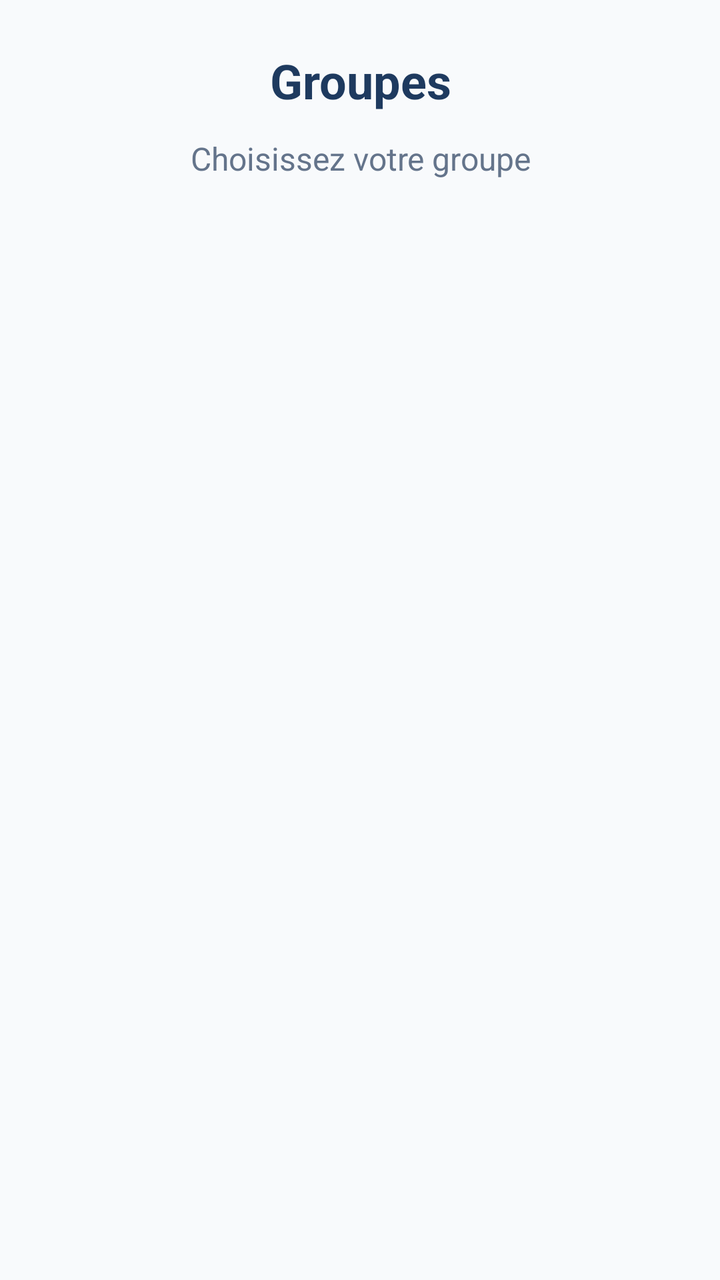
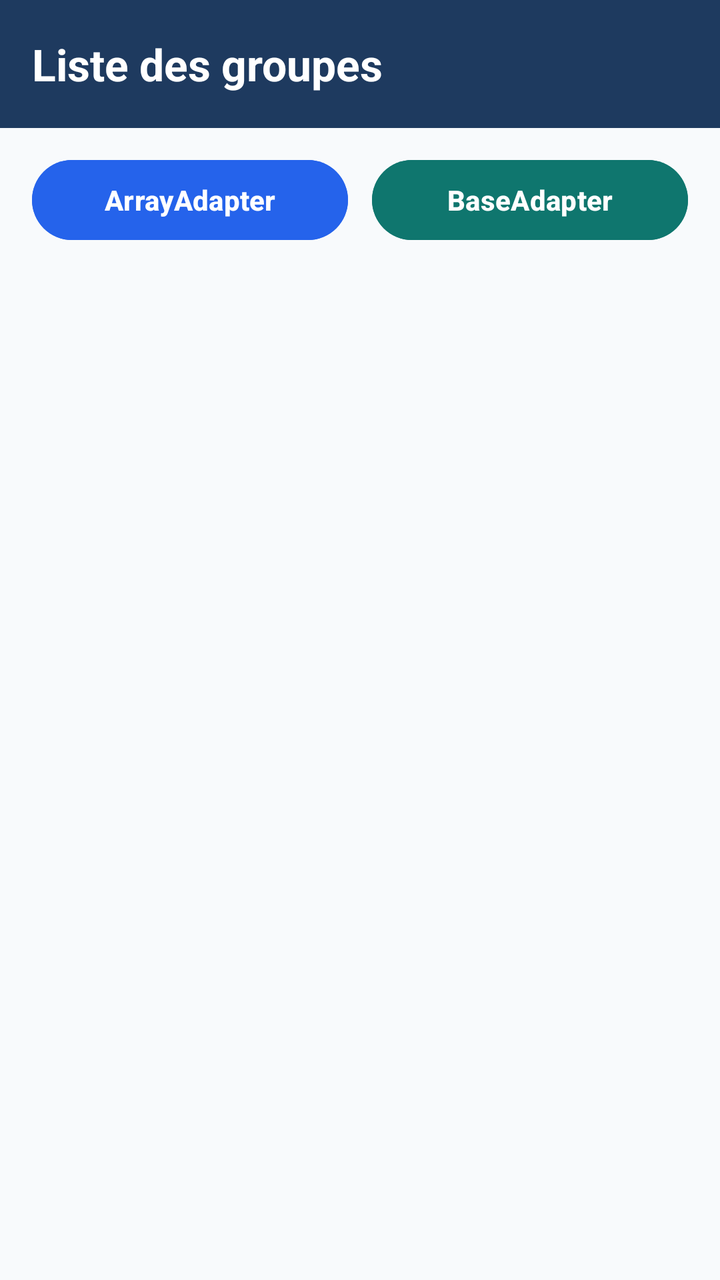

Screens rendered from an Android XML layout before and after an edit, with the pre-edit source and the edit as a unified diff.
<!-- AndroidManifest.xml: application theme Theme.PresenceManager -->
<!-- res/layout/activity_groupes.xml -->
<?xml version="1.0" encoding="utf-8"?>
<LinearLayout xmlns:android="http://schemas.android.com/apk/res/android"
    android:layout_width="match_parent"
    android:layout_height="match_parent"
    android:orientation="vertical"
    android:padding="24dp"
    android:background="#F8FAFC">

    <TextView
        android:layout_width="match_parent"
        android:layout_height="wrap_content"
        android:text="Groupes"
        android:gravity="center"
        android:textColor="#1E3A5F"
        android:textSize="24sp"
        android:textStyle="bold" />

    <TextView
        android:layout_width="match_parent"
        android:layout_height="wrap_content"
        android:layout_marginTop="12dp"
        android:text="Choisissez votre groupe"
        android:gravity="center"
        android:textColor="#64748B"
        android:textSize="16sp" />

    <ListView
        android:id="@+id/list"
        android:layout_width="match_parent"
        android:layout_height="0dp"
        android:layout_weight="1"
        android:layout_marginTop="20dp"
        android:divider="#CBD5E1"
        android:dividerHeight="1dp" />

</LinearLayout>
<!-- resources referenced by this layout -->
<resources>
  <style name="Theme.PresenceManager" parent="Base.Theme.PresenceManager" />
  <style name="Base.Theme.PresenceManager" parent="Theme.Material3.DayNight.NoActionBar">
          
          
      </style>
</resources>

<!-- the commit's change to res/layout/activity_groupes.xml (unified diff, before → after) -->
@@ -3,34 +3,63 @@
     android:layout_width="match_parent"
     android:layout_height="match_parent"
     android:orientation="vertical"
-    android:padding="24dp"
     android:background="#F8FAFC">
 
+    
     <TextView
         android:layout_width="match_parent"
-        android:layout_height="wrap_content"
-        android:text="Groupes"
-        android:gravity="center"
-        android:textColor="#1E3A5F"
-        android:textSize="24sp"
+        android:layout_height="64dp"
+        android:background="#1E3A5F"
+        android:gravity="center_vertical"
+        android:paddingStart="16dp"
+        android:text="Liste des groupes"
+        android:textColor="#FFFFFF"
+        android:textSize="22sp"
         android:textStyle="bold" />
 
-    <TextView
+    
+    <LinearLayout
+        android:id="@+id/layoutChoixAdapter"
         android:layout_width="match_parent"
         android:layout_height="wrap_content"
-        android:layout_marginTop="12dp"
-        android:text="Choisissez votre groupe"
-        android:gravity="center"
-        android:textColor="#64748B"
-        android:textSize="16sp" />
+        android:orientation="horizontal"
+        android:paddingStart="16dp"
+        android:paddingEnd="16dp"
+        android:paddingTop="12dp"
+        android:paddingBottom="12dp">
 
+        <Button
+            android:id="@+id/btnArrayAdapter"
+            android:layout_width="0dp"
+            android:layout_height="48dp"
+            android:layout_weight="1"
+            android:layout_marginEnd="6dp"
+            android:text="ArrayAdapter"
+            android:textAllCaps="false"
+            android:textStyle="bold"
+            android:textColor="#FFFFFF"
+            android:backgroundTint="#2563EB" />
+
+        <Button
+            android:id="@+id/btnBaseAdapter"
+            android:layout_width="0dp"
+            android:layout_height="48dp"
+            android:layout_weight="1"
+            android:layout_marginStart="6dp"
+            android:text="BaseAdapter"
+            android:textAllCaps="false"
+            android:textStyle="bold"
+            android:textColor="#FFFFFF"
+            android:backgroundTint="#0F766E" />
+    </LinearLayout>
+
+    
     <ListView
-        android:id="@+id/list"
+        android:id="@+id/lvGroupes"
         android:layout_width="match_parent"
         android:layout_height="0dp"
         android:layout_weight="1"
-        android:layout_marginTop="20dp"
-        android:divider="#CBD5E1"
+        android:divider="#E2E8F0"
         android:dividerHeight="1dp" />
 
 </LinearLayout>
